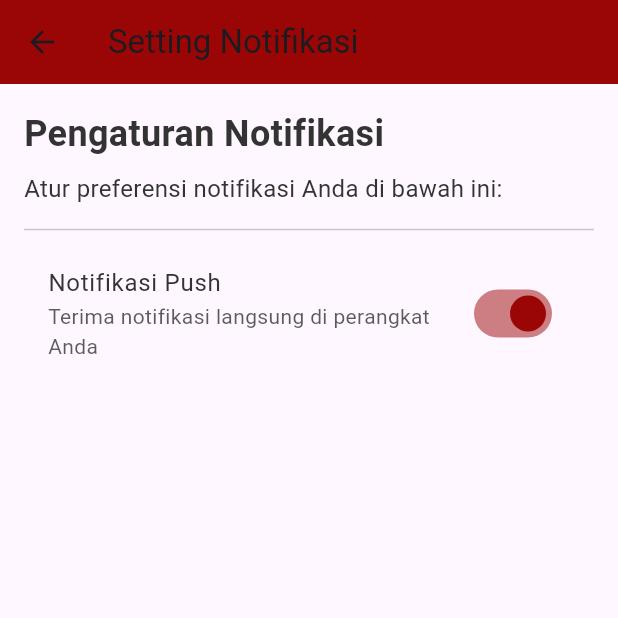
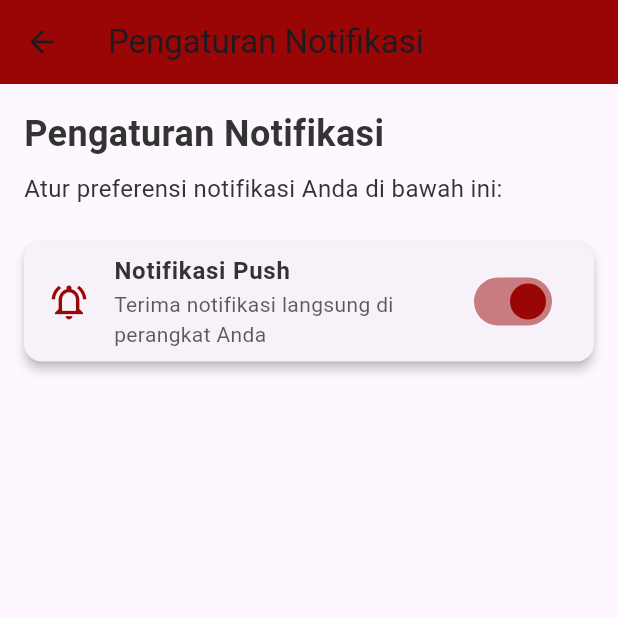
Before and after one commit to DevMossTeam/MediaExplant-Mobile, a Flutter app: the SettingNotifikasiScreen screen opened by its route, on a phone screen of 412 x 824 dp, the top half of it. Run offline on Flutter 3.47's test engine with Material 3 defaults, Android fonts, the phone set to English and light mode, and no system bars; our stand-ins replace faker, flutter_svg, image_cropper, image_picker, lottie, permission_handler and 1 more; accounts and stored records are empty.

Commit message:
Fix Setting Notifikasi

```diff
--- a/lib/features/settings/presentation/ui/screens/setting_notifikasi_screen.dart
+++ b/lib/features/settings/presentation/ui/screens/setting_notifikasi_screen.dart
@@ -1,13 +1,14 @@
 import 'package:flutter/material.dart';
+import 'package:mediaexplant/core/utils/app_colors.dart';
+import 'package:permission_handler/permission_handler.dart';
 import 'package:shared_preferences/shared_preferences.dart';
-import 'package:permission_handler/permission_handler.dart';
-import 'package:mediaexplant/core/utils/app_colors.dart'; // Sesuaikan path jika diperlukan
 
 class SettingNotifikasiScreen extends StatefulWidget {
   const SettingNotifikasiScreen({Key? key}) : super(key: key);
 
   @override
-  State<SettingNotifikasiScreen> createState() => _SettingNotifikasiScreenState();
+  State<SettingNotifikasiScreen> createState() =>
+      _SettingNotifikasiScreenState();
 }
 
 class _SettingNotifikasiScreenState extends State<SettingNotifikasiScreen> {
@@ -19,7 +20,6 @@ class _SettingNotifikasiScreenState extends State<SettingNotifikasiScreen> {
     _loadNotificationPreference();
   }
 
-  // Ambil nilai notifikasi dari SharedPreferences
   Future<void> _loadNotificationPreference() async {
     SharedPreferences prefs = await SharedPreferences.getInstance();
     setState(() {
@@ -27,27 +27,68 @@ class _SettingNotifikasiScreenState extends State<SettingNotifikasiScreen> {
     });
   }
 
-  // Simpan nilai notifikasi ke SharedPreferences
   Future<void> _saveNotificationPreference(bool value) async {
     SharedPreferences prefs = await SharedPreferences.getInstance();
     await prefs.setBool('pushNotifications', value);
   }
 
-  // Meminta izin notifikasi
   Future<bool> _requestNotificationPermission() async {
     PermissionStatus status = await Permission.notification.request();
     return status.isGranted;
+  }
+
+  Widget _buildNotificationOption({
+    required IconData icon,
+    required String title,
+    required String description,
+    required bool value,
+    required ValueChanged<bool> onChanged,
+  }) {
+    return Card(
+      elevation: 3,
+      margin: const EdgeInsets.symmetric(vertical: 8),
+      shape: RoundedRectangleBorder(borderRadius: BorderRadius.circular(12)),
+      child: ListTile(
+        leading: Icon(
+          icon,
+          color: AppColors.primary,
+          size: 28,
+        ),
+        title: Text(
+          title,
+          style: TextStyle(
+            fontWeight: FontWeight.bold,
+            fontSize: 16,
+            color: AppColors.text,
+          ),
+        ),
+        subtitle: Text(
+          description,
+          style: TextStyle(
+            fontSize: 14,
+            color: AppColors.text.withOpacity(0.8),
+          ),
+        ),
+        trailing: Switch(
+          value: value,
+          activeColor: AppColors.primary,
+          onChanged: onChanged,
+        ),
+      ),
+    );
   }
 
   @override
   Widget build(BuildContext context) {
     return Scaffold(
       appBar: AppBar(
-        title: const Text('Setting Notifikasi'),
+        title: const Text('Pengaturan Notifikasi'),
         backgroundColor: AppColors.primary,
       ),
-      body: ListView(
-        padding: const EdgeInsets.all(16.0),
+      body: SingleChildScrollView(
+        padding: const EdgeInsets.all(16),
+        child: Column(
+          crossAxisAlignment: CrossAxisAlignment.start,
           children: [
             // Judul Halaman
             Text(
@@ -66,26 +107,14 @@ class _SettingNotifikasiScreenState extends State<SettingNotifikasiScreen> {
                 color: AppColors.text,
               ),
             ),
-          const Divider(height: 32, thickness: 1),
-          // SwitchListTile dengan permintaan izin saat diaktifkan
-          SwitchListTile(
-            title: Text(
-              'Notifikasi Push',
-              style: TextStyle(
-                color: AppColors.text,
-              ),
-            ),
-            subtitle: Text(
-              'Terima notifikasi langsung di perangkat Anda',
-              style: TextStyle(
-                color: AppColors.text.withOpacity(0.8),
-              ),
-            ),
+            const SizedBox(height: 16),
+            _buildNotificationOption(
+              icon: Icons.notifications_active_outlined,
+              title: 'Notifikasi Push',
+              description: 'Terima notifikasi langsung di perangkat Anda',
               value: _pushNotifications,
-            activeColor: AppColors.primary,
               onChanged: (bool value) async {
                 if (value) {
-                // Jika user mengaktifkan, minta izin notifikasi
                   bool granted = await _requestNotificationPermission();
                   if (granted) {
                     setState(() {
@@ -99,7 +128,6 @@ class _SettingNotifikasiScreenState extends State<SettingNotifikasiScreen> {
                       ),
                     );
                   } else {
-                  // Jika izin tidak diberikan, tampilkan pesan dan jangan ubah state
                     ScaffoldMessenger.of(context).showSnackBar(
                       const SnackBar(
                         content: Text('Izin notifikasi ditolak'),
@@ -108,14 +136,13 @@ class _SettingNotifikasiScreenState extends State<SettingNotifikasiScreen> {
                     );
                   }
                 } else {
-                // Jika user menonaktifkan notifikasi
                   setState(() {
                     _pushNotifications = false;
                   });
                   _saveNotificationPreference(false);
                   ScaffoldMessenger.of(context).showSnackBar(
                     const SnackBar(
-                    content: Text('Notifikasi tidak diizinkan'),
+                      content: Text('Notifikasi dinonaktifkan'),
                       duration: Duration(seconds: 2),
                     ),
                   );
@@ -124,6 +151,7 @@ class _SettingNotifikasiScreenState extends State<SettingNotifikasiScreen> {
             ),
           ],
         ),
+      ),
     );
   }
 }
```
Also changed, not shown: lib/features/settings/presentation/ui/screens/pusat_bantuan_screen.dart (+17 -8 lines), lib/features/settings/presentation/ui/screens/tentang_screen.dart (+82 -40 lines), 4 other files. Lines whose indentation alone changed are shown as unchanged.
